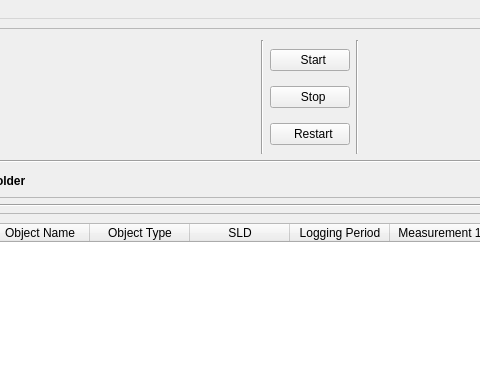
Qt form ServiceManager/GUI/layouts/MainWindow.ui (ISISNeutronMuon/HLM_PV_Import) before a commit; both pictures show x 216 to 696 and y 0 to 392 of the 1200 by 885 pixel window.
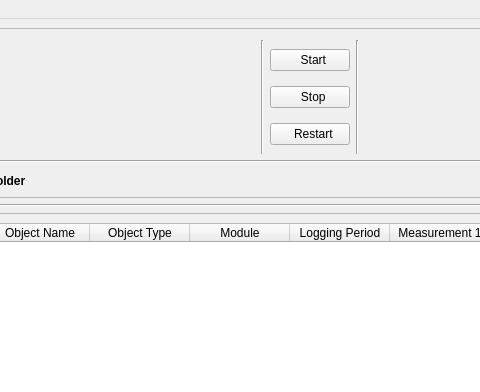
The same form after that commit.

Commit message: Add GCM for Gas Counters, rename SLD, GCM etc. to Modules

```diff
--- a/ServiceManager/GUI/layouts/MainWindow.ui
+++ b/ServiceManager/GUI/layouts/MainWindow.ui
@@ -680,7 +680,7 @@
              </column>
              <column>
               <property name="text">
-               <string>SLD</string>
+               <string>Module</string>
               </property>
              </column>
              <column>
```
The commit also changes 9 other files.
